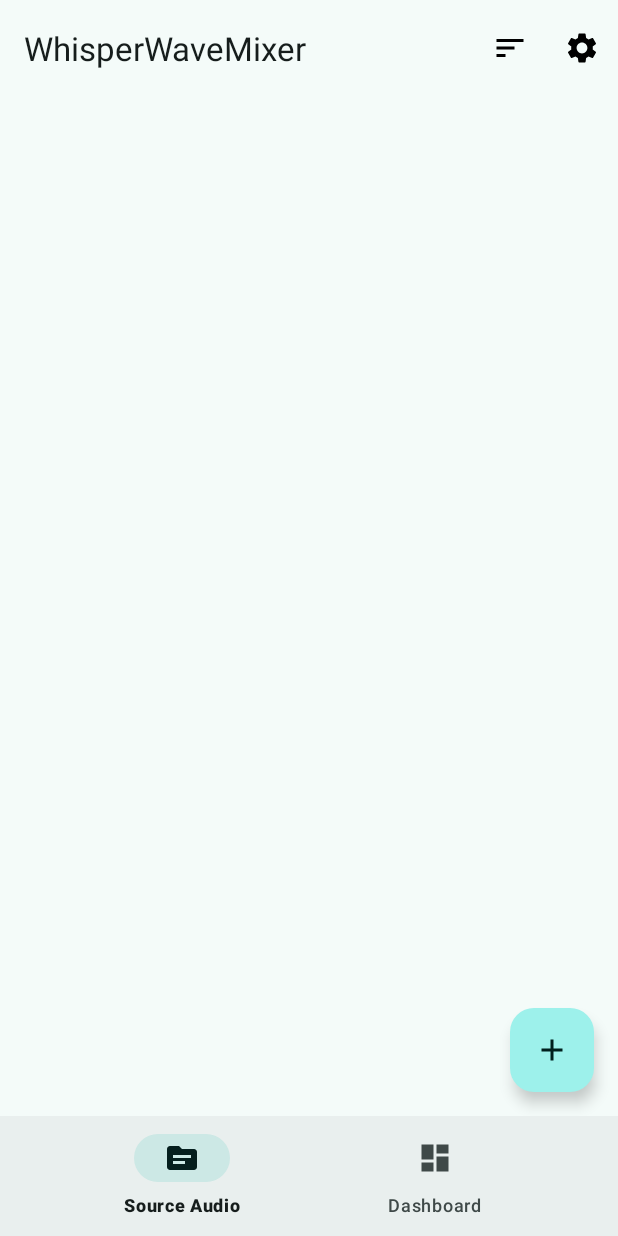
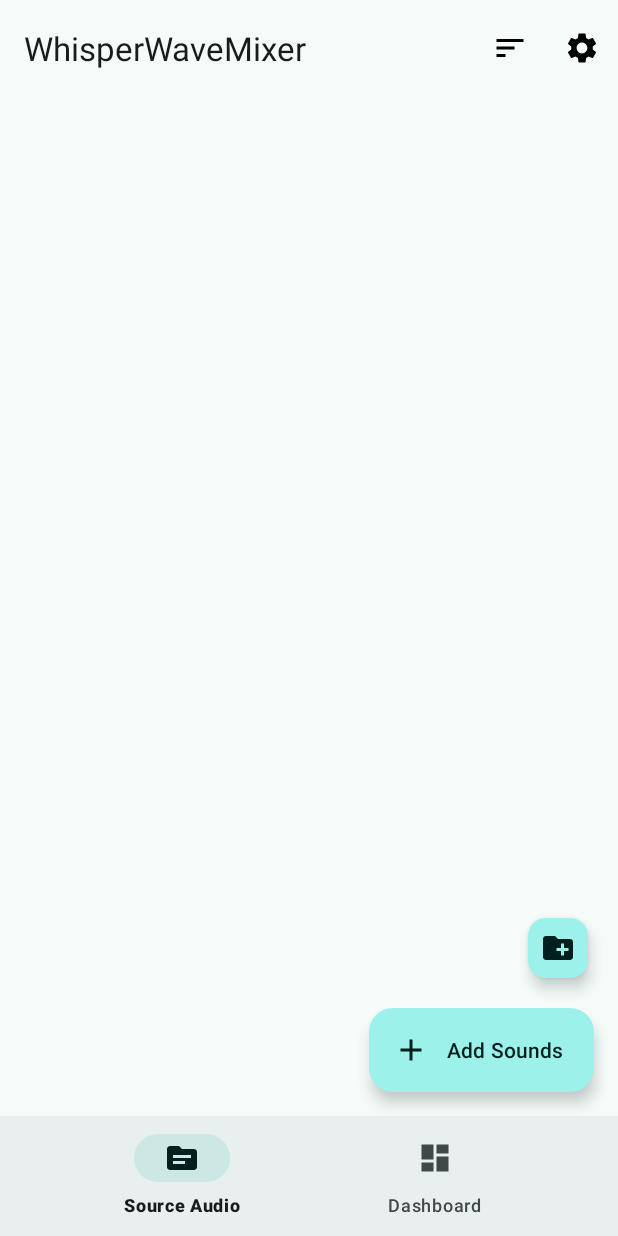
Before and after one commit to takuron/WhisperMixer, an Android app: the screen it shows after launch (MainActivity), on a phone screen of 412 x 824 dp. Run offline under Robolectric (Android 15) with nearby library versions, the phone set to English and light mode, and no system bars; our stand-ins replace Room's generated code, navigation-ui.

Commit message:
source added

```diff
--- a/app/src/main/AndroidManifest.xml
+++ b/app/src/main/AndroidManifest.xml
@@ -3,6 +3,7 @@
     xmlns:tools="http://schemas.android.com/tools">
 
     <application
+        android:name=".MyApplication"
         android:allowBackup="true"
         android:dataExtractionRules="@xml/data_extraction_rules"
         android:fullBackupContent="@xml/backup_rules"
--- /dev/null
+++ b/app/src/main/java/com/takuron/whisperwavemixer/MyApplication.kt
@@ -0,0 +1,18 @@
+package com.takuron.whisperwavemixer
+
+import android.app.Application
+import androidx.room.Database
+import androidx.room.Room
+import androidx.room.RoomDatabase
+import com.takuron.whisperwavemixer.data.source.SourceCategoryData
+import com.takuron.whisperwavemixer.data.source.SourceFileDao
+import com.takuron.whisperwavemixer.data.source.SourceFileData
+
+lateinit var application: MyApplication
+
+class MyApplication : Application() {
+    override fun onCreate() {
+        super.onCreate()
+        application = this
+    }
+}
--- a/app/src/main/java/com/takuron/whisperwavemixer/ui/settings/SettingsFragment.kt
+++ b/app/src/main/java/com/takuron/whisperwavemixer/ui/settings/SettingsFragment.kt
@@ -1,5 +1,6 @@
 package com.takuron.whisperwavemixer.ui.settings
 
+import android.annotation.SuppressLint
 import android.content.Intent
 import android.net.Uri
 import android.os.Bundle
@@ -11,6 +12,7 @@ import com.takuron.whisperwavemixer.R
 
 class SettingsFragment : PreferenceFragmentCompat() {
 
+    @SuppressLint("ResourceAsColor")
     override fun onCreatePreferences(savedInstanceState: Bundle?, rootKey: String?) {
         setPreferencesFromResource(R.xml.root_preferences, rootKey)
 
--- a/app/src/main/java/com/takuron/whisperwavemixer/ui/source/SourceViewModel.kt
+++ b/app/src/main/java/com/takuron/whisperwavemixer/ui/source/SourceViewModel.kt
@@ -5,9 +5,5 @@ import androidx.lifecycle.MutableLiveData
 import androidx.lifecycle.ViewModel
 
 class SourceViewModel : ViewModel() {
-
-    private val _text = MutableLiveData<String>().apply {
-        value = "This is home Fragment"
-    }
-    val text: LiveData<String> = _text
+    val presenter = SourcePresenter()
 }
--- /dev/null
+++ b/app/src/main/res/drawable/ic_newfolder_black_24dp.xml
@@ -0,0 +1,5 @@
+<vector xmlns:android="http://schemas.android.com/apk/res/android" android:height="24dp" android:tint="#000000" android:viewportHeight="24" android:viewportWidth="24" android:width="24dp">
+
+    <path android:fillColor="@android:color/white" android:pathData="M20,6h-8l-2,-2L4,4c-1.11,0 -1.99,0.89 -1.99,2L2,18c0,1.11 0.89,2 2,2h16c1.11,0 2,-0.89 2,-2L22,8c0,-1.11 -0.89,-2 -2,-2zM19,14h-3v3h-2v-3h-3v-2h3L14,9h2v3h3v2z"/>
+
+</vector>
--- a/app/src/main/res/layout/fragment_source.xml
+++ b/app/src/main/res/layout/fragment_source.xml
@@ -1,5 +1,5 @@
 <?xml version="1.0" encoding="utf-8"?>
-<FrameLayout
+<androidx.constraintlayout.widget.ConstraintLayout
     xmlns:android="http://schemas.android.com/apk/res/android"
     xmlns:app="http://schemas.android.com/apk/res-auto"
     xmlns:tools="http://schemas.android.com/tools"
@@ -8,12 +8,27 @@
     tools:context=".ui.source.SourceFragment">
 
     <com.google.android.material.floatingactionbutton.FloatingActionButton
+        android:id="@+id/floating_action_button"
+        style="?attr/floatingActionButtonSmallStyle"
         android:layout_width="wrap_content"
         android:layout_height="wrap_content"
         android:layout_gravity="bottom|end"
+        android:layout_margin="16dp"
+        android:layout_marginBottom="16dp"
+        app:layout_constraintBottom_toTopOf="@+id/extendedFloatingActionButton"
+        app:layout_constraintEnd_toEndOf="parent"
+        app:srcCompat="@drawable/ic_newfolder_black_24dp" />
+
+    <com.google.android.material.floatingactionbutton.ExtendedFloatingActionButton
+        android:id="@+id/extendedFloatingActionButton"
+        android:layout_width="wrap_content"
+        android:layout_height="wrap_content"
         android:layout_marginEnd="16dp"
         android:layout_marginBottom="16dp"
         android:contentDescription="TODO"
-        app:srcCompat="@drawable/ic_fab_add_24dp" />
+        android:text="Add Sounds"
+        app:icon="@drawable/ic_fab_add_24dp"
+        app:layout_constraintBottom_toBottomOf="parent"
+        app:layout_constraintEnd_toEndOf="parent" />
 
-</FrameLayout>
+</androidx.constraintlayout.widget.ConstraintLayout>
--- a/build.gradle.kts
+++ b/build.gradle.kts
@@ -1,5 +1,6 @@
 // Top-level build file where you can add configuration options common to all sub-projects/modules.
 plugins {
-    alias(libs.plugins.android.application) apply false
-    alias(libs.plugins.kotlin.android) apply false
+    id("com.android.application") version "8.6.1" apply false
+    id("org.jetbrains.kotlin.android") version "1.9.20" apply false
+    id("com.google.devtools.ksp") version "1.9.20-1.0.14" apply false
 }
```
Also changed, not shown: app/build.gradle.kts (+12 -4 lines), app/src/main/java/com/takuron/whisperwavemixer/AppDatabase.kt (added, +21 -0 lines), app/src/main/java/com/takuron/whisperwavemixer/data/source/SourceCategoryDao.kt (added, +10 -0 lines), app/src/main/java/com/takuron/whisperwavemixer/data/source/SourceCategoryData.kt (added, +15 -0 lines), app/src/main/java/com/takuron/whisperwavemixer/data/source/SourceFileDao.kt (added, +20 -0 lines), app/src/main/java/com/takuron/whisperwavemixer/data/source/SourceFileData.kt (added, +18 -0 lines), app/src/main/java/com/takuron/whisperwavemixer/ui/settings/SettingsViewModel.kt (deleted, +0 -13 lines), app/src/main/java/com/takuron/whisperwavemixer/ui/source/SourceFragment.kt (+52 -3 lines), app/src/main/java/com/takuron/whisperwavemixer/ui/source/SourcePresenter.kt (added, +58 -0 lines), app/src/main/java/com/takuron/whisperwavemixer/utils/LogUtils.kt (added, +14 -0 lines), gradle/libs.versions.toml (+9 -0 lines).
